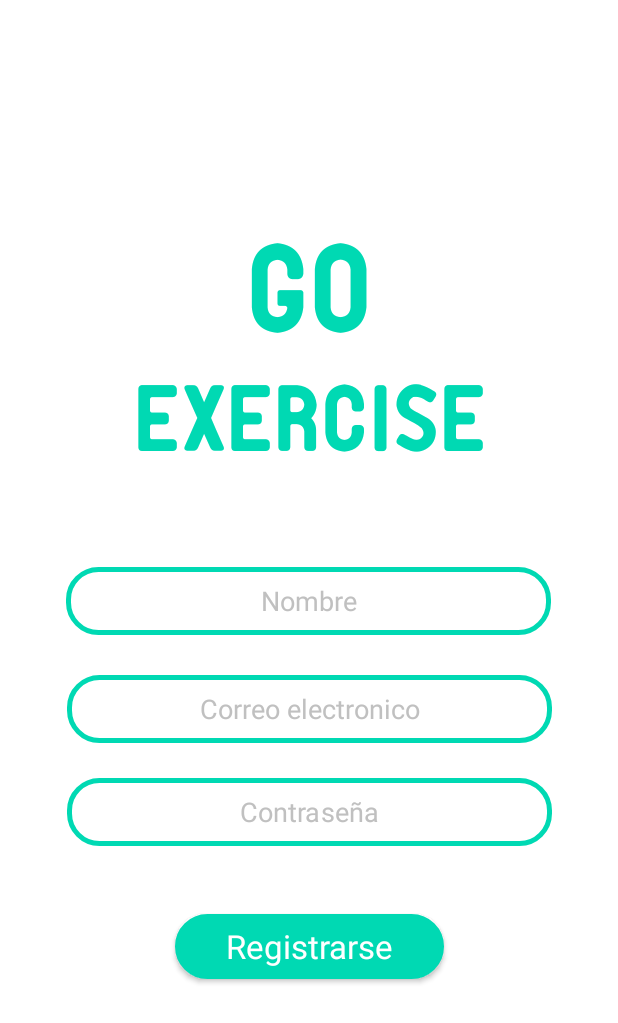
After one commit to Isabella-417/go_exercise, an Android app: the RegistroActivity screen opened directly, with no data from a screen before it, on a phone screen of 412 x 824 dp. The commit adds this screen. Shown: the top 1023 px of the screen. Run offline under Robolectric (Android 15) with nearby library versions, the phone set to English and light mode, and no system bars.

Commit message:
registro y login frontend

```diff
--- /dev/null
+++ b/app/src/main/java/com/example/go_exercise/RegistroActivity.java
@@ -0,0 +1,21 @@
+package com.example.go_exercise;
+
+import androidx.appcompat.app.AppCompatActivity;
+
+import android.content.Intent;
+import android.os.Bundle;
+import android.view.View;
+
+public class RegistroActivity extends AppCompatActivity {
+
+    @Override
+    protected void onCreate(Bundle savedInstanceState) {
+        super.onCreate(savedInstanceState);
+        setContentView(R.layout.activity_registro);
+    }
+
+    public void onModulo(View view){
+        Intent intent = new Intent(this, ModuloActivity.class);
+        startActivity(intent);
+    }
+}
--- /dev/null
+++ b/app/src/main/res/drawable/borde_redondo.xml
@@ -0,0 +1,14 @@
+<?xml version="1.0" encoding="utf-8"?>
+<shape xmlns:android="http://schemas.android.com/apk/res/android" android:shape="rectangle">
+    <solid android:color="#ffffff"/>
+
+    <stroke android:width="3dp"
+        android:color="@color/colorPrimary"/>
+
+    <padding android:left="1dp"
+        android:top="1dp"
+        android:right="1dp"
+        android:bottom="1dp"/>
+
+    <corners android:radius="30px"/>
+</shape>
--- /dev/null
+++ b/app/src/main/res/drawable/btn_borde_redondo.xml
@@ -0,0 +1,14 @@
+<?xml version="1.0" encoding="utf-8"?>
+<shape xmlns:android="http://schemas.android.com/apk/res/android" android:shape="rectangle">
+    <solid android:color="@color/colorPrimary"/>
+
+    <stroke android:width="3dp"
+        android:color="@color/colorPrimary"/>
+
+    <padding android:left="1dp"
+        android:top="1dp"
+        android:right="1dp"
+        android:bottom="1dp"/>
+
+    <corners android:radius="30px"/>
+</shape>
--- /dev/null
+++ b/app/src/main/res/layout/activity_registro.xml
@@ -0,0 +1,107 @@
+<?xml version="1.0" encoding="utf-8"?>
+<androidx.constraintlayout.widget.ConstraintLayout xmlns:android="http://schemas.android.com/apk/res/android"
+    xmlns:app="http://schemas.android.com/apk/res-auto"
+    xmlns:tools="http://schemas.android.com/tools"
+    android:layout_width="match_parent"
+    android:layout_height="match_parent"
+    android:background="#FFFFFF"
+    tools:context=".RegistroActivity">
+
+    <TextView
+        android:id="@+id/textGO"
+        android:layout_width="wrap_content"
+        android:layout_height="wrap_content"
+        android:fontFamily="@font/ptf_nordic_rnd"
+        android:text="GO"
+        android:textColor="@color/colorPrimary"
+        android:textSize="80sp"
+        app:layout_constraintBottom_toBottomOf="parent"
+        app:layout_constraintEnd_toEndOf="parent"
+        app:layout_constraintStart_toStartOf="parent"
+        app:layout_constraintTop_toTopOf="parent"
+        app:layout_constraintVertical_bias="0.21" />
+
+    <TextView
+        android:id="@+id/textExercise"
+        android:layout_width="wrap_content"
+        android:layout_height="wrap_content"
+        android:layout_marginTop="20dp"
+        android:fontFamily="@font/ptf_nordic_rnd"
+        android:text="EXERCISE"
+        android:textColor="@color/colorPrimary"
+        android:textSize="60sp"
+        app:layout_constraintBottom_toBottomOf="parent"
+        app:layout_constraintEnd_toEndOf="parent"
+        app:layout_constraintHorizontal_bias="0.504"
+        app:layout_constraintStart_toStartOf="parent"
+        app:layout_constraintTop_toBottomOf="@+id/textGO"
+        app:layout_constraintVertical_bias="0.0" />
+
+    <EditText
+        android:id="@+id/editTextNombre"
+        android:layout_width="323dp"
+        android:layout_height="45dp"
+        android:background="@drawable/borde_redondo"
+        android:ems="10"
+        android:inputType="textPersonName"
+        android:text="Nombre"
+        android:textAlignment="center"
+        android:textColor="@color/tab_indicator_gray"
+        app:layout_constraintBottom_toBottomOf="parent"
+        app:layout_constraintEnd_toEndOf="parent"
+        app:layout_constraintHorizontal_bias="0.495"
+        app:layout_constraintStart_toStartOf="parent"
+        app:layout_constraintTop_toBottomOf="@+id/textExercise"
+        app:layout_constraintVertical_bias="0.147" />
+
+    <EditText
+        android:id="@+id/editTextEmail"
+        android:layout_width="323dp"
+        android:layout_height="45dp"
+        android:background="@drawable/borde_redondo"
+        android:ems="10"
+        android:inputType="textEmailAddress"
+        android:text="Correo electronico"
+        android:textAlignment="center"
+        android:textAllCaps="false"
+        android:textColor="@color/tab_indicator_gray"
+        app:layout_constraintBottom_toBottomOf="parent"
+        app:layout_constraintEnd_toEndOf="parent"
+        app:layout_constraintStart_toStartOf="parent"
+        app:layout_constraintTop_toBottomOf="@+id/editTextNombre"
+        app:layout_constraintVertical_bias="0.075" />
+
+    <EditText
+        android:id="@+id/editTextTextPassword"
+        android:layout_width="323dp"
+        android:layout_height="45dp"
+        android:background="@drawable/borde_redondo"
+        android:ems="10"
+        android:inputType="text"
+        android:text="Contraseña"
+        android:textAlignment="center"
+        android:textColor="@color/tab_indicator_gray"
+        app:layout_constraintBottom_toBottomOf="parent"
+        app:layout_constraintEnd_toEndOf="parent"
+        app:layout_constraintStart_toStartOf="parent"
+        app:layout_constraintTop_toBottomOf="@+id/editTextEmail"
+        app:layout_constraintVertical_bias="0.082" />
+
+    <Button
+        android:id="@+id/btn_registro"
+        android:layout_width="179dp"
+        android:layout_height="43dp"
+        android:background="@drawable/btn_borde_redondo"
+        android:onClick="onModulo"
+        android:text="Registrarse"
+        android:textAlignment="center"
+        android:textAppearance="@style/TextAppearance.AppCompat.Large"
+        app:layout_constraintBottom_toBottomOf="parent"
+        app:layout_constraintEnd_toEndOf="parent"
+        app:layout_constraintHorizontal_bias="0.501"
+        app:layout_constraintStart_toStartOf="parent"
+        app:layout_constraintTop_toBottomOf="@+id/editTextTextPassword"
+        app:layout_constraintVertical_bias="0.208"
+        tools:text="Registrarse" />
+
+</androidx.constraintlayout.widget.ConstraintLayout>
```
Also changed, not shown: app/src/main/AndroidManifest.xml (+4 -3 lines), app/src/main/java/com/example/go_exercise/IntroActivity.java (+5 -5 lines), app/src/main/java/com/example/go_exercise/LoginActivity.java (added, +26 -0 lines), app/src/main/java/com/example/go_exercise/ModuloActivity.java (renamed from app/src/main/java/com/example/go_exercise/MainActivity.java, +2 -5 lines), app/src/main/res/layout/activity_login.xml (added, +108 -0 lines), app/src/main/res/layout/activity_main.xml (deleted, +0 -18 lines), app/src/main/res/layout/activity_modulo.xml (added, +51 -0 lines), 1 other file.
